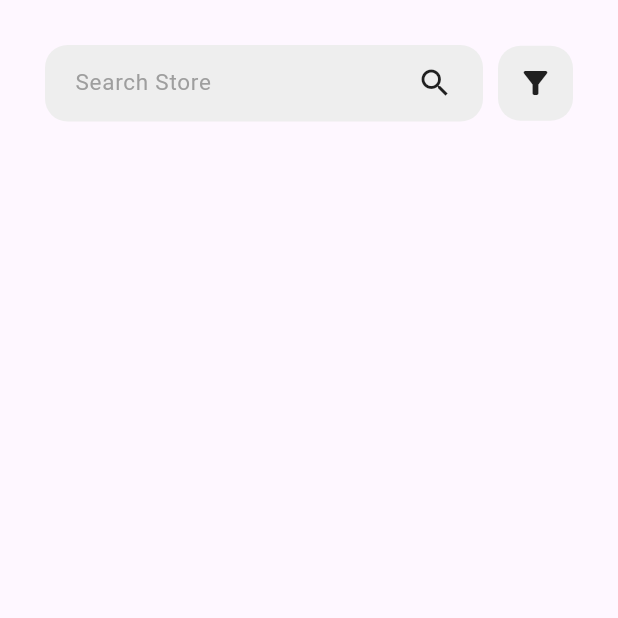
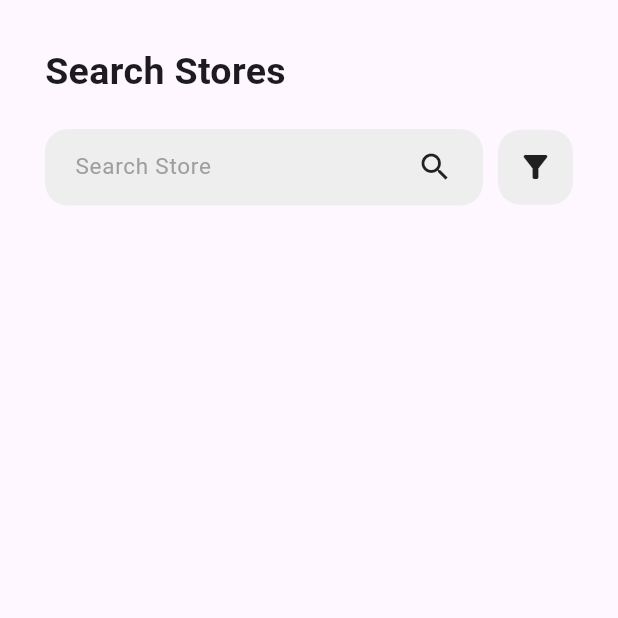
Before and after one commit to rizyxy/flutter-mallhub, a Flutter app: the StoreQueryPage screen opened directly, on a phone screen of 412 x 824 dp, the top half of it. Run offline on Flutter 3.47's test engine with Material 3 defaults, Android fonts, the phone set to English and light mode, and no system bars; our stand-ins replace equatable, flutter_bloc, flutter_dotenv.

Commit message:
Pretified StoreQueryPage

```diff
--- a/lib/presentation/screens/store_query_page.dart
+++ b/lib/presentation/screens/store_query_page.dart
@@ -57,6 +57,13 @@ class StoreQueryPage extends StatelessWidget {
           child: Column(
             crossAxisAlignment: CrossAxisAlignment.stretch,
             children: <Widget>[
+              Text(
+                "Search Stores",
+                style: TextStyle(fontSize: 25, fontWeight: FontWeight.bold),
+              ),
+              SizedBox(
+                height: 20,
+              ),
               StoreQueryBar(
                 parentScaffoldKey: _storeQueryScaffoldKey,
               ),
```
